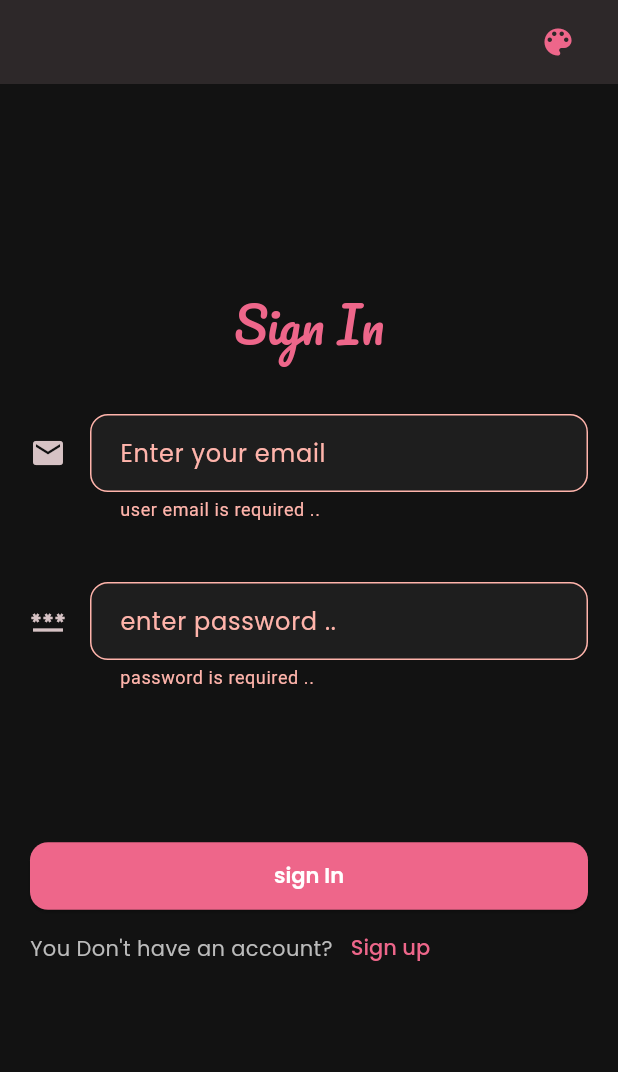
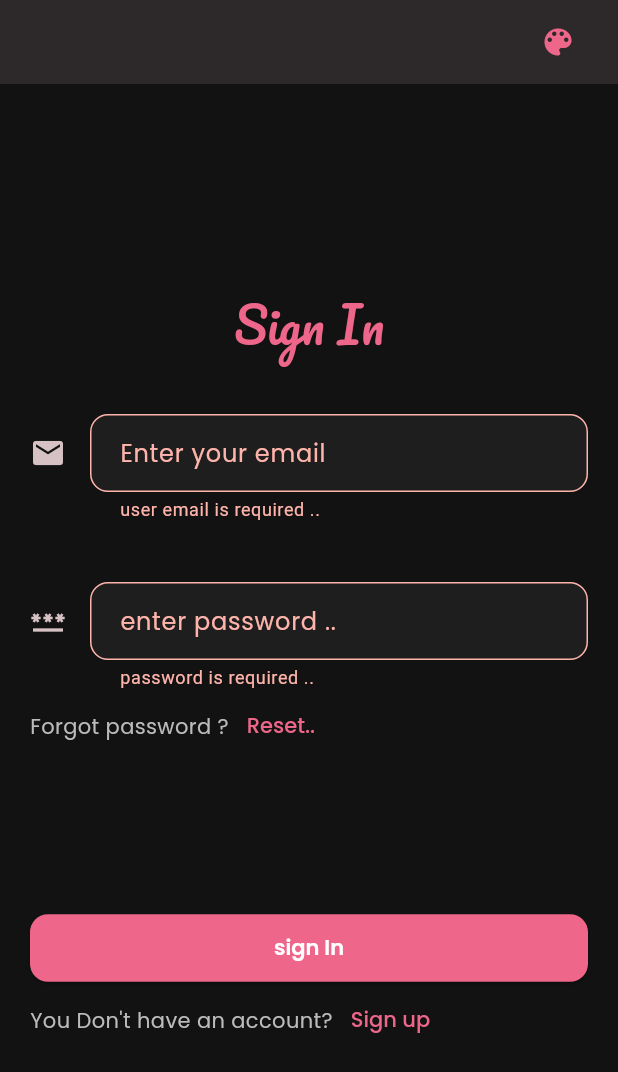
Before and after one commit to maiaboelmagde/Social-Media-App, a Flutter app: the screen it shows after launch, after a tap on "sign In", on a phone screen of 412 x 824 dp. Shown: the top 1072 px of the screen. Run offline on Flutter 3.47's test engine with Material 3 defaults, Android fonts, the phone set to English and light mode, and no system bars; our stand-ins replace cloud_firestore, firebase_auth, firebase_core, fluttertoast, get_it, image_picker and 1 more; accounts and stored records are empty.

Commit message:
feat: add email-based reset password flow and MediaQueryValues extension on BuildContext

```diff
--- a/social_media_app/lib/core/di/service_locator.dart
+++ b/social_media_app/lib/core/di/service_locator.dart
@@ -7,6 +7,7 @@ import 'package:social_media_app/features/auth/domain/repository/auth_repo_base.
 import 'package:social_media_app/features/auth/domain/use_case/log_in_use_case.dart';
 import 'package:social_media_app/features/auth/domain/use_case/log_out_use_case.dart';
 import 'package:social_media_app/features/auth/domain/use_case/register_use_case.dart';
+import 'package:social_media_app/features/auth/domain/use_case/reset_password_usecase.dart';
 import 'package:social_media_app/features/posts/data/data_source/posts_data_source.dart';
 import 'package:social_media_app/features/posts/data/repository/posts_repo_impl.dart';
 import 'package:social_media_app/features/posts/domain/repository/posts_repo_base.dart';
@@ -28,6 +29,7 @@ Future<void> initDependencies() async{
   sl.registerLazySingleton(()=>RegisterUseCase(authRepo: sl<AuthRepoBase>()));
   sl.registerLazySingleton(()=>LogInUseCase(authRepo: sl<AuthRepoBase>()));
   sl.registerLazySingleton(()=>LogOutUseCase(authRepo: sl<AuthRepoBase>()));
+  sl.registerLazySingleton(()=>ResetPasswordUsecase(authRepo: sl<AuthRepoBase>()));
 
   sl.registerLazySingleton(()=>AddPostUseCase(postsRepo: sl<PostsRepoBase>()));
   sl.registerLazySingleton(()=>GetPostsStreamUseCase(postsRepo: sl<PostsRepoBase>()));
--- a/social_media_app/lib/features/auth/data/data_source/auth_remote_data_source.dart
+++ b/social_media_app/lib/features/auth/data/data_source/auth_remote_data_source.dart
@@ -46,4 +46,8 @@ class AuthRemoteDataSource {
   Future<void> logOut()async{
     await _auth.signOut();
   }
+
+  resetPassword({required String email})async{
+    await _auth.sendPasswordResetEmail(email: email);
+  }
 }
--- a/social_media_app/lib/features/auth/domain/repository/auth_repo_base.dart
+++ b/social_media_app/lib/features/auth/domain/repository/auth_repo_base.dart
@@ -11,4 +11,8 @@ abstract class AuthRepoBase {
   });
 
   Future<bool> logOut();
+
+  resetPassword({
+    required String email
+  });
 }
--- a/social_media_app/lib/features/auth/presentation/screens/sign_in_screen.dart
+++ b/social_media_app/lib/features/auth/presentation/screens/sign_in_screen.dart
@@ -2,6 +2,7 @@ import 'package:flutter/material.dart';
 import 'package:social_media_app/core/di/service_locator.dart';
 import 'package:social_media_app/core/theme/theme_controller.dart';
 import 'package:social_media_app/features/auth/domain/use_case/log_in_use_case.dart';
+import 'package:social_media_app/features/auth/presentation/screens/reset_password_screen.dart';
 import 'package:social_media_app/features/auth/presentation/screens/sign_up_screen.dart';
 import 'package:social_media_app/features/auth/validation_check.dart';
 import 'package:social_media_app/features/posts/presentation/home_screen.dart';
@@ -59,6 +60,22 @@ class SignInScreen extends StatelessWidget {
                     label: Text('enter password ..'),
                   ),
                 ),
+                Row(
+                  children: [
+                    Text('Forgot password ?'),
+                    TextButton(
+                      onPressed: () {
+                        Navigator.push(
+                          context,
+                          MaterialPageRoute(
+                            builder: (context) => ResetPasswordScreen(),
+                          ),
+                        );
+                      },
+                      child: Text('Reset..'),
+                    ),
+                  ],
+                ),
                 SizedBox(height: 100),
                 SizedBox(
                   width: double.infinity,
```
Also changed, not shown: social_media_app/lib/core/extensions/media_query_values.dart (added, +11 -0 lines), social_media_app/lib/features/auth/data/repository/auth_repo_impl.dart (+30 -11 lines), social_media_app/lib/features/auth/domain/use_case/reset_password_usecase.dart (added, +12 -0 lines), social_media_app/lib/features/auth/presentation/screens/reset_password_screen.dart (added, +47 -0 lines).
